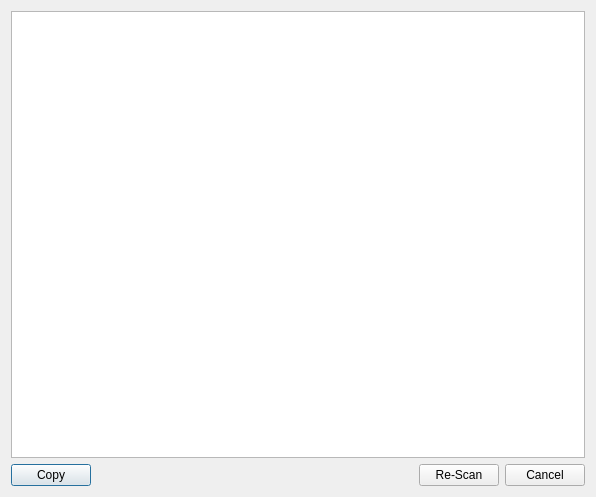
Old version of the form sub3suite/src/Dialogs/FailedScansDialog.ui in the repository 3nock/OTE.
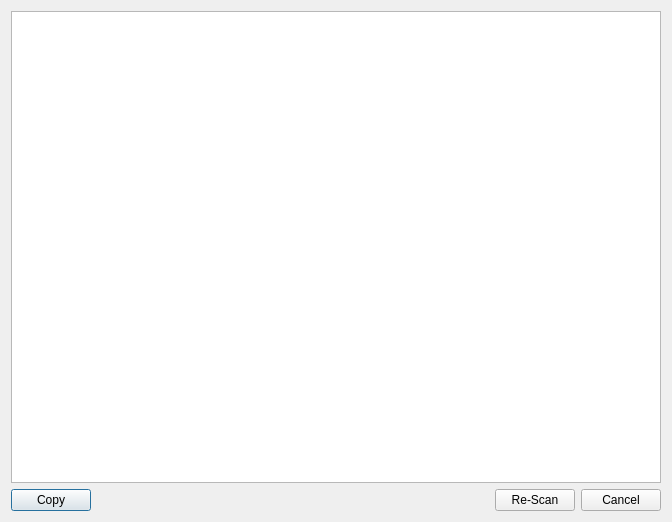
New version of the form. Icons and pictures are not drawn.

What changed in the file:
```diff
--- a/sub3suite/src/Dialogs/FailedScansDialog.ui
+++ b/sub3suite/src/Dialogs/FailedScansDialog.ui
@@ -6,10 +6,16 @@
    <rect>
     <x>0</x>
     <y>0</y>
-    <width>596</width>
-    <height>497</height>
+    <width>672</width>
+    <height>522</height>
    </rect>
   </property>
+  <property name="sizePolicy">
+   <sizepolicy hsizetype="Expanding" vsizetype="Expanding">
+    <horstretch>0</horstretch>
+    <verstretch>0</verstretch>
+   </sizepolicy>
+  </property>
   <property name="windowTitle">
    <string>Failed Scans</string>
   </property>
@@ -35,6 +41,9 @@
      <property name="selectionBehavior">
       <enum>QAbstractItemView::SelectRows</enum>
      </property>
+     <property name="showGrid">
+      <bool>false</bool>
+     </property>
      <property name="sortingEnabled">
       <bool>true</bool>
      </property>
```
